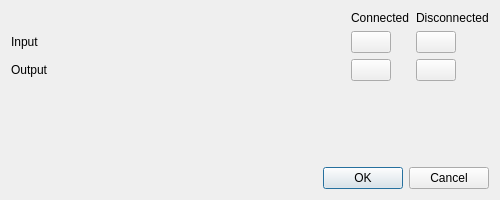
The window that UI/glitch-port-colors.ui (textbrowser/glitch) describes before a commit, drawn with Qt 5.
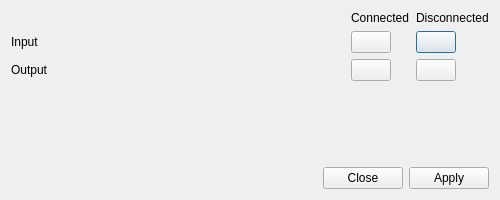
The same window after the commit. Icons and pictures are not drawn.

The edit to the form file:
```diff
--- a/UI/glitch-port-colors.ui
+++ b/UI/glitch-port-colors.ui
@@ -123,7 +123,7 @@
         <enum>Qt::Horizontal</enum>
        </property>
        <property name="standardButtons">
-        <set>QDialogButtonBox::Cancel|QDialogButtonBox::Ok</set>
+        <set>QDialogButtonBox::Apply|QDialogButtonBox::Close</set>
        </property>
       </widget>
      </item>
```
